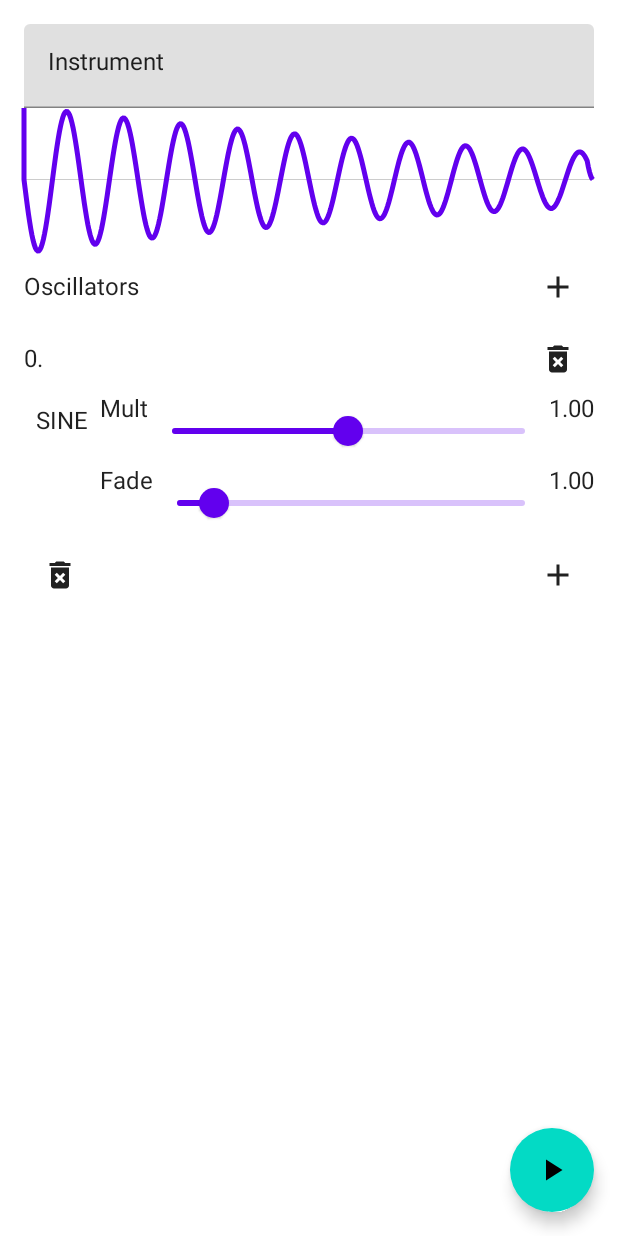
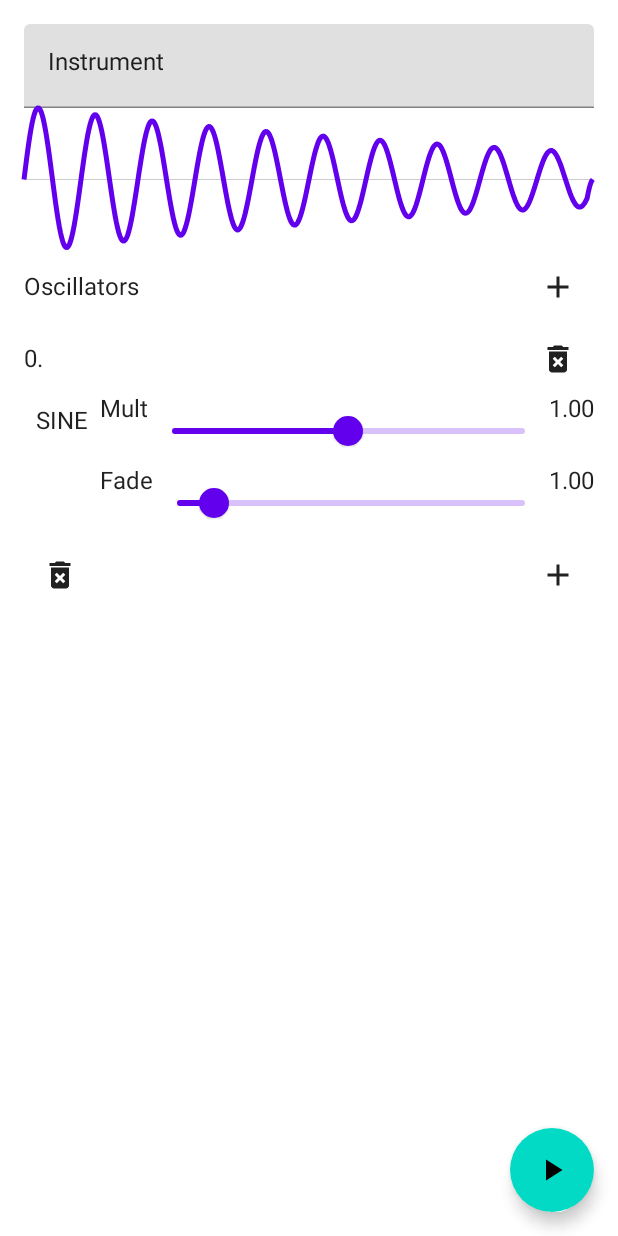
Before and after one commit to Ninjars/Synthesis, an Android app built with Jetpack Compose: the screen it shows after launch (MainActivity), on a phone screen of 412 x 824 dp. Run offline under Robolectric (Android 15) with nearby library versions, the phone set to English and light mode, and no system bars; our stand-ins replace Timber.

Commit message:
corrected orientation of graph and line to first point

```diff
--- a/app/src/main/java/jez/synthesis/features/createinstrument/CreateInstrumentScreen.kt
+++ b/app/src/main/java/jez/synthesis/features/createinstrument/CreateInstrumentScreen.kt
@@ -57,6 +57,7 @@ import jez.synthesis.audiotrack.OscillatorParams
 import jez.synthesis.features.createinstrument.CreateInstrumentVM.Event
 import jez.synthesis.features.createinstrument.CreateInstrumentViewState.InstrumentAttribute
 import jez.synthesis.rememberEventConsumer
+import timber.log.Timber
 
 @Composable
 fun CreateInstrumentScreen(viewModel: CreateInstrumentVM) {
@@ -432,10 +433,12 @@ fun Visualizer(
         val xFactor = size.width / pathPoints.size
         val yFactor = size.height / max.toFloat() / 2f
         val path = Path().apply {
+            moveTo(0f, size.height - (pathPoints.first().toFloat() * yFactor + size.height / 2f))
             pathPoints.forEachIndexed { index, y ->
+                Timber.i("$y")
                 lineTo(
                     index.toFloat() * xFactor,
-                    y.toFloat() * yFactor + size.height / 2f
+                    size.height - (y.toFloat() * yFactor + size.height / 2f)
                 )
             }
         }
```
